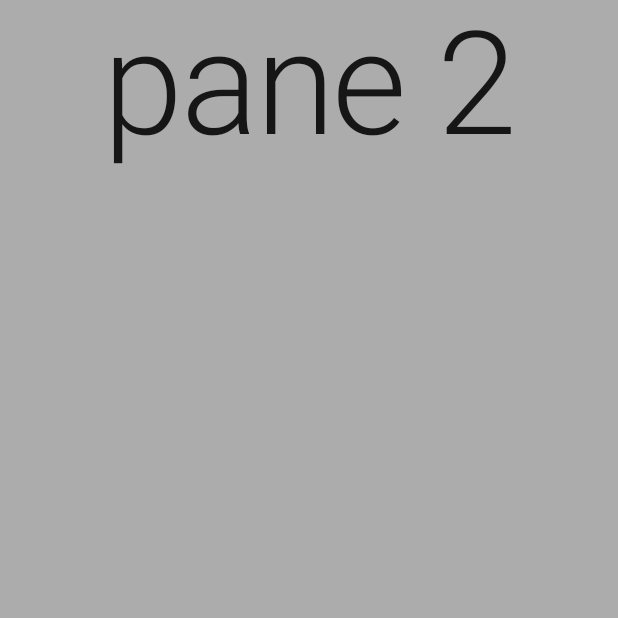
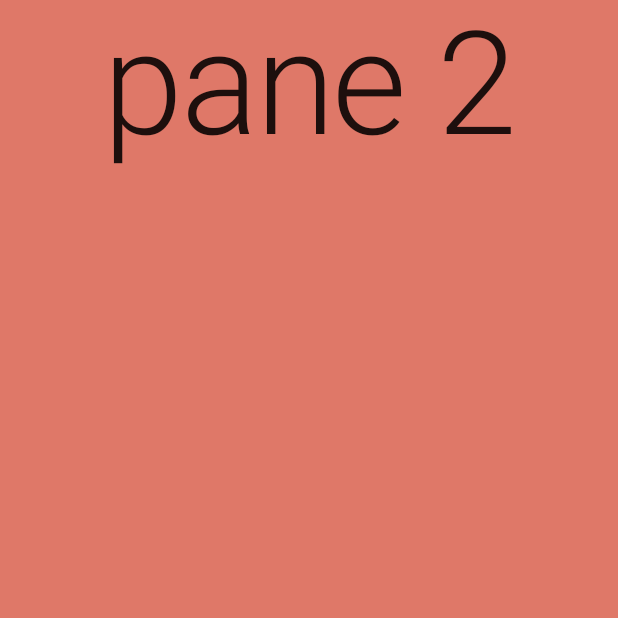
Before and after one commit to khalp/TwoPaneDemo, an Android app built with Jetpack Compose: the composable Pane2 shown on its own in the app's theme, on a phone screen of 412 x 824 dp, the top half of it. Run offline under Robolectric (Android 15) with nearby library versions, the phone set to English and light mode, and no system bars; 1 statement that could not run was skipped.

Commit message:
Update color theme

```diff
--- a/app_compose/src/main/java/com/microsoft/device/display/samples/app_compose/MainActivity.kt
+++ b/app_compose/src/main/java/com/microsoft/device/display/samples/app_compose/MainActivity.kt
@@ -21,7 +21,7 @@ import androidx.compose.ui.text.style.TextAlign
 import androidx.compose.ui.unit.dp
 import com.microsoft.device.display.samples.app_compose.ui.theme.Blue
 import com.microsoft.device.display.samples.app_compose.ui.theme.ExampleTheme
-import com.microsoft.device.display.samples.app_compose.ui.theme.Gray
+import com.microsoft.device.display.samples.app_compose.ui.theme.Red
 import com.microsoft.device.dualscreen.twopanelayout.TwoPaneLayout
 
 val BackgroundColorKey = SemanticsPropertyKey<Color>("BackgroundColorKey")
@@ -71,7 +71,7 @@ fun Pane1(backgroundColor: Color = Blue) {
 }
 
 @Composable
-fun Pane2(backgroundColor: Color = Gray) {
+fun Pane2(backgroundColor: Color = Red) {
     Text(
         modifier = Modifier
             .fillMaxSize()
--- a/app_compose/src/main/java/com/microsoft/device/display/samples/app_compose/ui/theme/Color.kt
+++ b/app_compose/src/main/java/com/microsoft/device/display/samples/app_compose/ui/theme/Color.kt
@@ -7,5 +7,5 @@ val Purple500 = Color(0xFF6200EE)
 val Purple700 = Color(0xFF3700B3)
 val Teal200 = Color(0xFF03DAC5)
 
-val Blue = Color(0xFF6CB8F6)
-val Gray = Color(0xFFACACAC)
+val Blue = Color(0xFF6E9ABE)
+val Red = Color(0xFFDF7868)
--- a/app_compose/src/main/res/values/colors.xml
+++ b/app_compose/src/main/res/values/colors.xml
@@ -5,7 +5,7 @@
     <color name="purple_700">#FF3700B3</color>
     <color name="teal_200">#FF03DAC5</color>
     <color name="teal_700">#FF018786</color>
-    <color name="blue_dark">#FF0086F0</color>
+    <color name="blue_dark">#FF40607A</color>
     <color name="black">#FF000000</color>
     <color name="white">#FFFFFFFF</color>
 </resources>
--- a/app_views/src/main/res/layout/layout_pane2.xml
+++ b/app_views/src/main/res/layout/layout_pane2.xml
@@ -3,7 +3,7 @@
     xmlns:app="http://schemas.android.com/apk/res-auto"
     android:layout_width="match_parent"
     android:layout_height="match_parent"
-    android:background="@color/gray">
+    android:background="@color/red">
 
     <TextView
         android:id="@+id/pane2"
--- a/app_views/src/main/res/values/colors.xml
+++ b/app_views/src/main/res/values/colors.xml
@@ -7,7 +7,7 @@
     <color name="teal_700">#FF018786</color>
     <color name="black">#FF000000</color>
     <color name="white">#FFFFFFFF</color>
-    <color name="blue_dark">#FF0086F0</color>
-    <color name="blue">#FF6CB8F6</color>
-    <color name="gray">#FFACACAC</color>
+    <color name="blue_dark">#FF40607A</color>
+    <color name="blue">#FF6E9ABE</color>
+    <color name="red">#FFDF7868</color>
 </resources>
```
Also changed, not shown: 1 other file.
